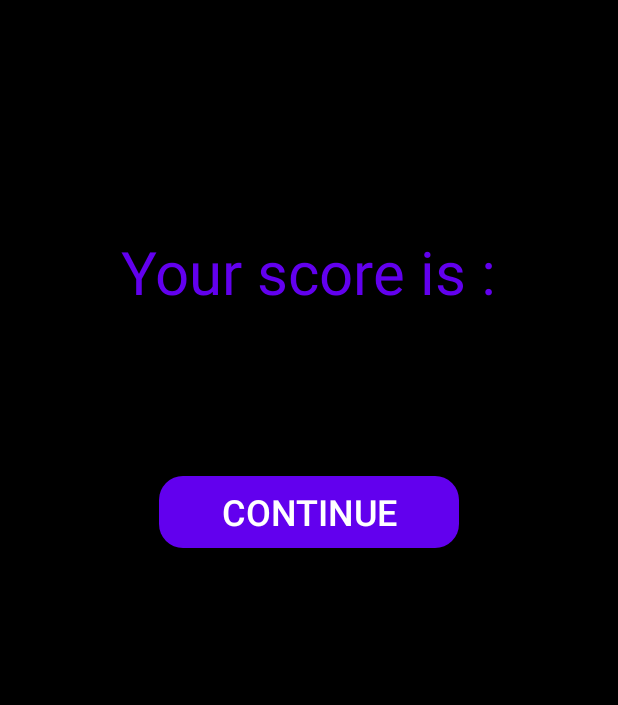
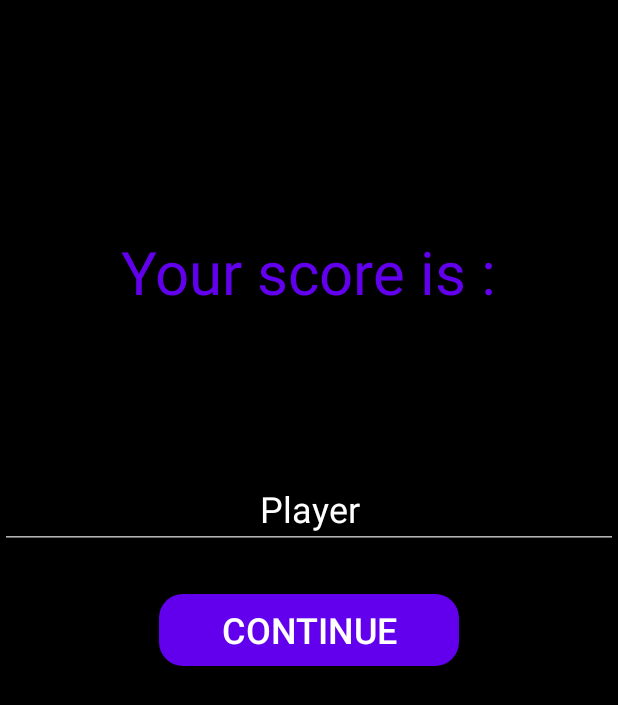
Before and after one commit to Ragnarus/Space-Invaders, an Android app: the fragment EndGameScreenFragment placed in its activity, on a phone screen of 412 x 824 dp. Shown: the top 705 px of the screen. Run offline under Robolectric (Android 15) with nearby library versions, the light colour scheme and no system bars; our stand-ins replace data binding; 3 statements that could not run were skipped.

Commit message:
Highscore in EndGame
+UserDao
+DatabaseHelper

```diff
--- /dev/null
+++ b/app/src/main/java/com/example/spaceinvaders/DatabaseHelper.java
@@ -0,0 +1,36 @@
+package com.example.spaceinvaders;
+
+import android.content.Context;
+import android.database.sqlite.SQLiteDatabase;
+import android.database.sqlite.SQLiteOpenHelper;
+
+public class DatabaseHelper extends SQLiteOpenHelper {
+    private static final String DATABASE_NAME = "scores.db";
+    private static final int DATABASE_VERSION = 1;
+
+    public static final String TABLE_NAME = "users";
+    public static final String COLUMN_ID = "id";
+    public static final String COLUMN_NAME = "name";
+    public static final String COLUMN_SCORE = "score";
+
+    private static final String TABLE_CREATE =
+            "CREATE TABLE " + TABLE_NAME + " (" +
+                    COLUMN_ID + " INTEGER PRIMARY KEY AUTOINCREMENT, " +
+                    COLUMN_NAME + " TEXT, " +
+                    COLUMN_SCORE + " INTEGER);";
+
+    public DatabaseHelper(Context context) {
+        super(context, DATABASE_NAME, null, DATABASE_VERSION);
+    }
+
+    @Override
+    public void onCreate(SQLiteDatabase db) {
+        db.execSQL(TABLE_CREATE);
+    }
+
+    @Override
+    public void onUpgrade(SQLiteDatabase db, int oldVersion, int newVersion) {
+        db.execSQL("DROP TABLE IF EXISTS " + TABLE_NAME);
+        onCreate(db);
+    }
+}
--- a/app/src/main/java/com/example/spaceinvaders/EndGameScreenFragment.java
+++ b/app/src/main/java/com/example/spaceinvaders/EndGameScreenFragment.java
@@ -12,6 +12,9 @@ import android.view.LayoutInflater;
 import android.view.View;
 import android.view.ViewGroup;
 import android.widget.Button;
+import android.widget.EditText;
+import android.widget.TextView;
+
 import com.example.spaceinvaders.databinding.FragmentEndGameScreenBinding;
 
 
@@ -21,6 +24,8 @@ public class EndGameScreenFragment extends Fragment implements EndGameScreenView
     private boolean won;
     private FragmentEndGameScreenBinding binding;
     private EndGameScreenViewModel viewModel;
+    private EditText nameInput;
+    UserDAO userDAO;
 
     public EndGameScreenFragment() {}
 
@@ -40,6 +45,9 @@ public class EndGameScreenFragment extends Fragment implements EndGameScreenView
             score = getArguments().getInt("score");
             won = getArguments().getBoolean("won");
         }
+        userDAO = new UserDAO(getContext());
+        userDAO.open();
+        nameInput = nameInput.findViewById(R.id.playernameEditText);
     }
 
     @Nullable
@@ -53,9 +61,10 @@ public class EndGameScreenFragment extends Fragment implements EndGameScreenView
     }
 
     public void continueToStartScreen(){
+        String name = nameInput.getText().toString();
+        userDAO.insertUser(name, score);
+        userDAO.close();
         FragmentTransaction transaction = getParentFragmentManager().beginTransaction();
         transaction.replace(R.id.fragmentContainer, StartScreenFragment.class, null).commit();
     }
-
-
 }
--- a/app/src/main/res/layout/fragment_end_game_screen.xml
+++ b/app/src/main/res/layout/fragment_end_game_screen.xml
@@ -50,6 +50,14 @@
                 android:layout_marginTop="25sp"/>
 
 
+        <EditText
+            android:id="@+id/playernameEditText"
+            android:layout_width="match_parent"
+            android:layout_height="wrap_content"
+            android:layout_marginTop="25sp"
+            android:text="Player"
+            android:textAlignment="center"
+            android:textSize="24sp" />
 
         <Button
             android:id="@+id/ContinueBtn"
```
Also changed, not shown: app/src/main/java/com/example/spaceinvaders/UserDAO.java (added, +107 -0 lines).
